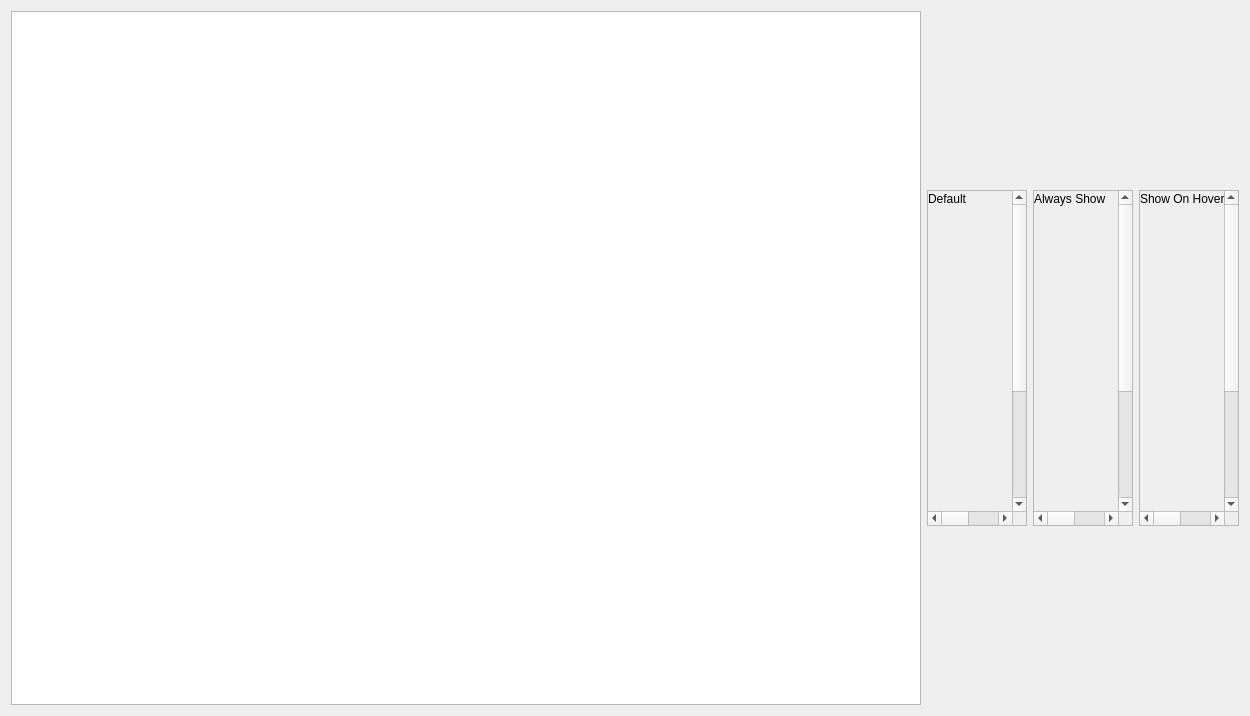
Before: the Qt Designer form dev/Code/Framework/AzQtComponents/AzQtComponents/Gallery/ScrollBarPage.ui in aws/lumberyard, drawn with Qt 5.
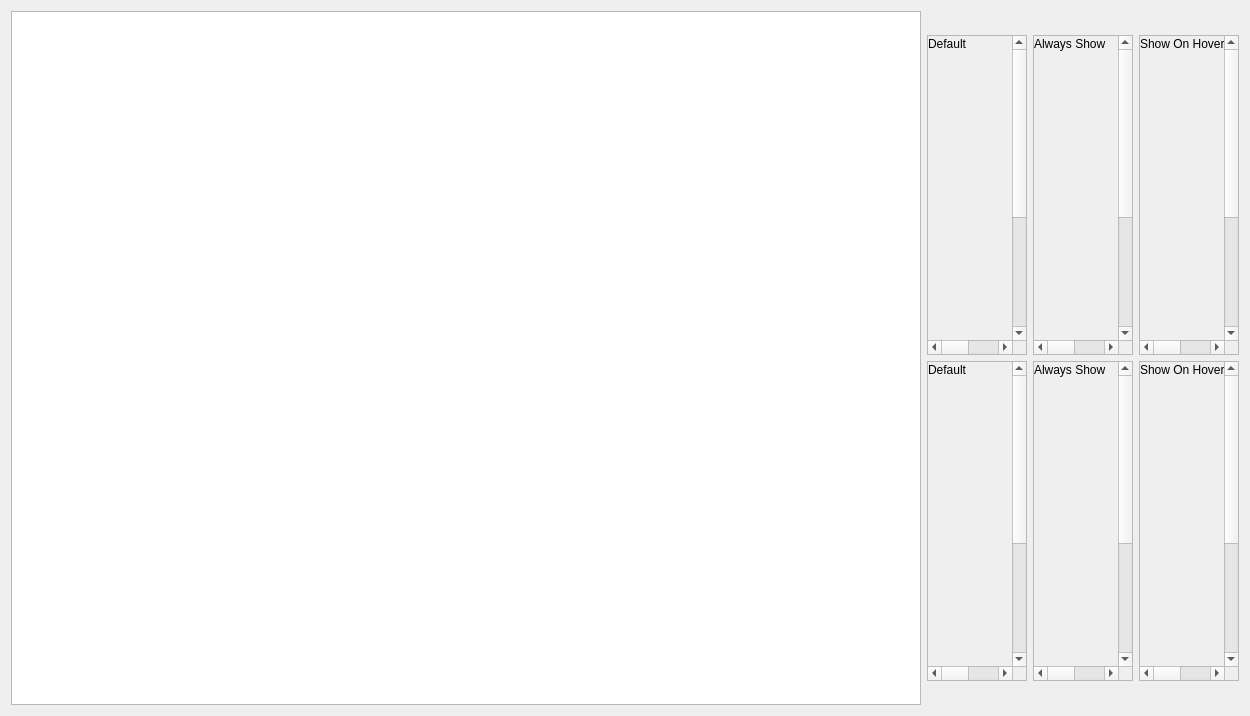
After: the same form once the commit is applied.

```diff
--- a/dev/Code/Framework/AzQtComponents/AzQtComponents/Gallery/ScrollBarPage.ui
+++ b/dev/Code/Framework/AzQtComponents/AzQtComponents/Gallery/ScrollBarPage.ui
@@ -154,6 +154,118 @@
        </item>
       </layout>
      </item>
+     <item>
+      <layout class="QHBoxLayout" name="horizontalLayout_3">
+       <item>
+        <widget class="QScrollArea" name="defaultScrollArea_dark">
+         <property name="maximumSize">
+          <size>
+           <width>100</width>
+           <height>16777215</height>
+          </size>
+         </property>
+         <property name="widgetResizable">
+          <bool>false</bool>
+         </property>
+         <widget class="QWidget" name="defaultScrollAreaWidgetContents_dark">
+          <property name="geometry">
+           <rect>
+            <x>0</x>
+            <y>0</y>
+            <width>500</width>
+            <height>500</height>
+           </rect>
+          </property>
+          <widget class="QLabel" name="defaultLabel_dark">
+           <property name="geometry">
+            <rect>
+             <x>0</x>
+             <y>0</y>
+             <width>44</width>
+             <height>16</height>
+            </rect>
+           </property>
+           <property name="text">
+            <string>Default</string>
+           </property>
+          </widget>
+         </widget>
+        </widget>
+       </item>
+       <item>
+        <widget class="QScrollArea" name="alwaysShowScrollArea_dark">
+         <property name="maximumSize">
+          <size>
+           <width>100</width>
+           <height>16777215</height>
+          </size>
+         </property>
+         <property name="widgetResizable">
+          <bool>false</bool>
+         </property>
+         <widget class="QWidget" name="alwaysShowScrollAreaWidgetContents_dark">
+          <property name="geometry">
+           <rect>
+            <x>0</x>
+            <y>0</y>
+            <width>500</width>
+            <height>500</height>
+           </rect>
+          </property>
+          <widget class="QLabel" name="alwaysShowLabel_dark">
+           <property name="geometry">
+            <rect>
+             <x>0</x>
+             <y>0</y>
+             <width>79</width>
+             <height>16</height>
+            </rect>
+           </property>
+           <property name="text">
+            <string>Always Show</string>
+           </property>
+          </widget>
+         </widget>
+        </widget>
+       </item>
+       <item>
+        <widget class="QScrollArea" name="showOnHoverScrollArea_dark">
+         <property name="maximumSize">
+          <size>
+           <width>100</width>
+           <height>16777215</height>
+          </size>
+         </property>
+         <property name="widgetResizable">
+          <bool>false</bool>
+         </property>
+         <widget class="QWidget" name="showOnHoverScrollAreaWidgetContents_dark">
+          <property name="geometry">
+           <rect>
+            <x>0</x>
+            <y>0</y>
+            <width>500</width>
+            <height>500</height>
+           </rect>
+          </property>
+          <widget class="QLabel" name="showOnHoverLabel_dark">
+           <property name="geometry">
+            <rect>
+             <x>0</x>
+             <y>0</y>
+             <width>94</width>
+             <height>16</height>
+            </rect>
+           </property>
+           <property name="text">
+            <string>Show On Hover</string>
+           </property>
+          </widget>
+         </widget>
+        </widget>
+       </item>
+      </layout>
+     </item>
      <item>
       <spacer name="verticalSpacer_2">
        <property name="orientation">
```
